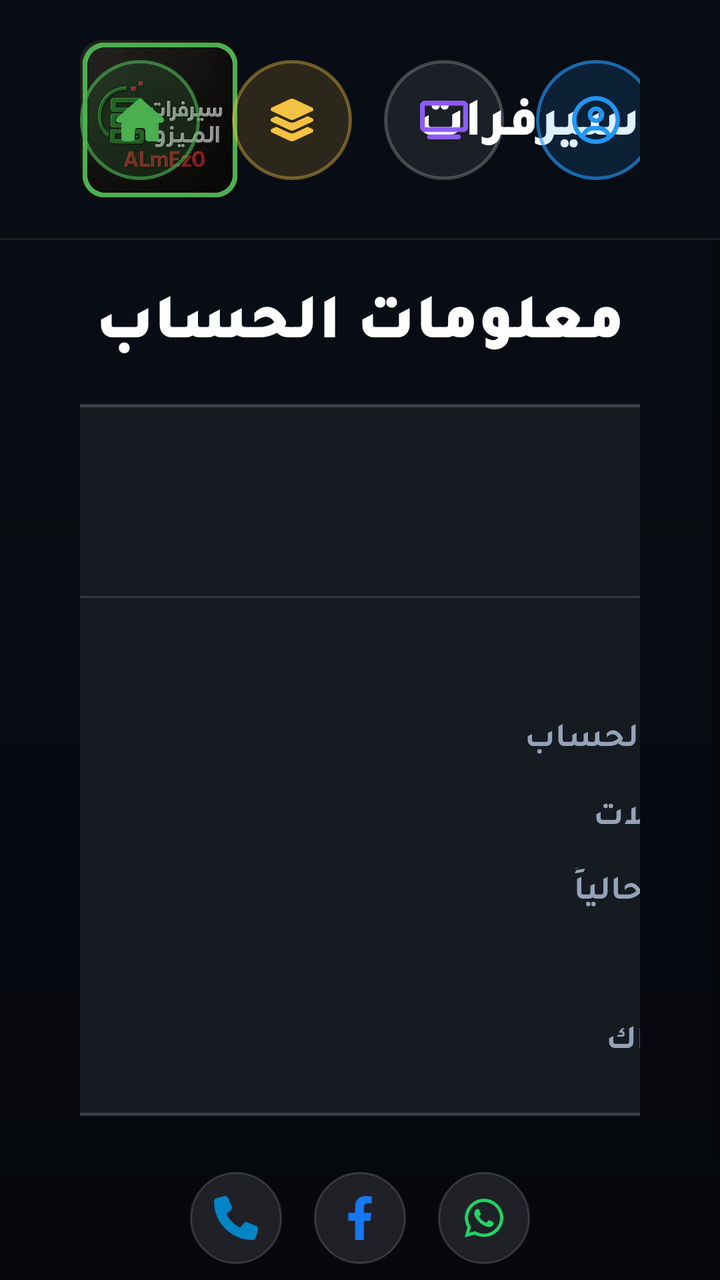
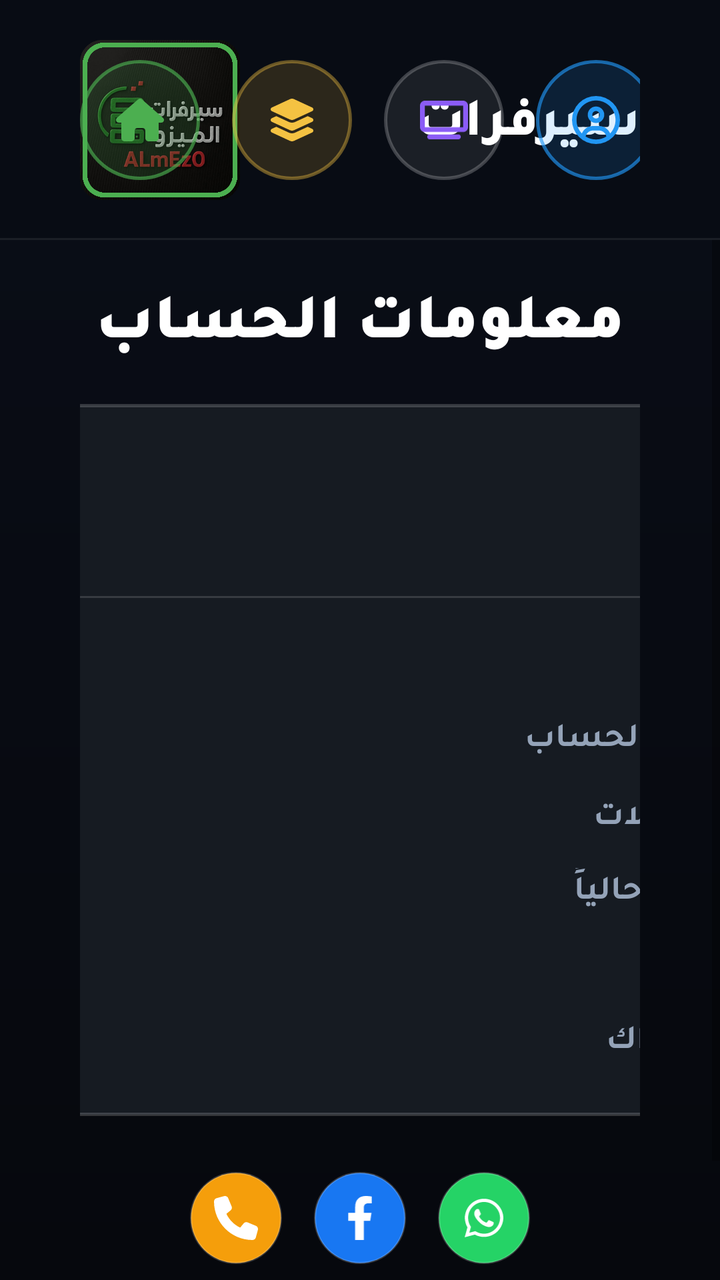

An Android layout rendered at two revisions. The XML below is the earlier revision; the diff shows what the commit changed to produce the second picture.
<!-- AndroidManifest.xml: application theme AppTheme -->
<!-- res/layout/nat_activity_profile.xml -->
<?xml version="1.0" encoding="utf-8"?>
<LinearLayout xmlns:android="http://schemas.android.com/apk/res/android"
    xmlns:app="http://schemas.android.com/apk/res-auto"
    android:layout_width="match_parent"
    android:layout_height="match_parent"
    android:background="@drawable/nat_bg_app"
    android:layoutDirection="rtl"
    android:orientation="vertical">

    <include layout="@layout/nat_navbar" />

    <ScrollView
        android:layout_width="match_parent"
        android:layout_height="0dp"
        android:layout_weight="1"
        android:fillViewport="true">

        <LinearLayout
            android:layout_width="match_parent"
            android:layout_height="wrap_content"
            android:gravity="center_horizontal"
            android:orientation="vertical"
            android:paddingStart="40dp"
            android:paddingTop="20dp"
            android:paddingEnd="40dp"
            android:paddingBottom="24dp">

            <TextView
                style="@style/NatText.Black"
                android:layout_width="wrap_content"
                android:layout_height="wrap_content"
                android:layout_marginBottom="22dp"
                android:text="معلومات الحساب"
                android:textSize="32sp" />

            
            <LinearLayout
                android:layout_width="660dp"
                android:layout_height="wrap_content"
                android:background="@drawable/nat_bg_dialog_card"
                android:orientation="vertical"
                android:paddingStart="36dp"
                android:paddingTop="28dp"
                android:paddingEnd="36dp"
                android:paddingBottom="28dp">

                
                <LinearLayout
                    android:layout_width="match_parent"
                    android:layout_height="wrap_content"
                    android:gravity="center_vertical"
                    android:orientation="horizontal">

                    <ImageView
                        android:layout_width="48dp"
                        android:layout_height="48dp"
                        android:layout_marginEnd="14dp"
                        android:scaleType="fitCenter"
                        android:src="@drawable/almezo_logo" />

                    <TextView
                        android:id="@+id/prof_username"
                        style="@style/NatText.ExtraBold"
                        android:layout_width="0dp"
                        android:layout_height="wrap_content"
                        android:layout_weight="1"
                        android:text="--"
                        android:textSize="24sp" />

                    <TextView
                        android:id="@+id/prof_status"
                        style="@style/NatText.ExtraBold"
                        android:layout_width="wrap_content"
                        android:layout_height="wrap_content"
                        android:background="@drawable/bg_pill_button"
                        android:paddingStart="14dp"
                        android:paddingTop="5dp"
                        android:paddingEnd="14dp"
                        android:paddingBottom="5dp"
                        android:text="متصل"
                        android:textColor="#FF22C55E"
                        android:textSize="14sp" />
                </LinearLayout>

                <View
                    android:layout_width="match_parent"
                    android:layout_height="1dp"
                    android:layout_marginTop="20dp"
                    android:layout_marginBottom="20dp"
                    android:background="#24FFFFFF" />

                
                <LinearLayout
                    android:layout_width="match_parent"
                    android:layout_height="wrap_content"
                    android:layout_marginBottom="16dp"
                    android:gravity="center_vertical"
                    android:orientation="horizontal">

                    <TextView
                        style="@style/NatText"
                        android:layout_width="0dp"
                        android:layout_height="wrap_content"
                        android:layout_weight="1"
                        android:text="السيرفر"
                        android:textColor="@color/nat_muted"
                        android:textSize="17sp" />

                    <TextView
                        android:id="@+id/prof_server"
                        style="@style/NatText.ExtraBold"
                        android:layout_width="wrap_content"
                        android:layout_height="wrap_content"
                        android:text="--"
                        android:textColor="@color/nat_gold"
                        android:textSize="17sp" />
                </LinearLayout>

                
                <LinearLayout
                    android:layout_width="match_parent"
                    android:layout_height="wrap_content"
                    android:layout_marginBottom="16dp"
                    android:gravity="center_vertical"
                    android:orientation="horizontal">

                    <TextView
                        style="@style/NatText"
                        android:layout_width="0dp"
                        android:layout_height="wrap_content"
                        android:layout_weight="1"
                        android:text="حالة الحساب"
                        android:textColor="@color/nat_muted"
                        android:textSize="17sp" />

                    <TextView
                        android:id="@+id/prof_type"
                        style="@style/NatText.ExtraBold"
                        android:layout_width="wrap_content"
                        android:layout_height="wrap_content"
                        android:text="حساب نشط ✓"
                        android:textColor="#FF22C55E"
                        android:textSize="17sp" />
                </LinearLayout>

                
                <LinearLayout
                    android:layout_width="match_parent"
                    android:layout_height="wrap_content"
                    android:layout_marginBottom="16dp"
                    android:gravity="center_vertical"
                    android:orientation="horizontal">

                    <TextView
                        style="@style/NatText"
                        android:layout_width="0dp"
                        android:layout_height="wrap_content"
                        android:layout_weight="1"
                        android:text="الحد الأقصى للاتصالات"
                        android:textColor="@color/nat_muted"
                        android:textSize="17sp" />

                    <TextView
                        android:id="@+id/prof_max_conn"
                        style="@style/NatText.ExtraBold"
                        android:layout_width="wrap_content"
                        android:layout_height="wrap_content"
                        android:text="1"
                        android:textSize="17sp" />
                </LinearLayout>

                
                <LinearLayout
                    android:layout_width="match_parent"
                    android:layout_height="wrap_content"
                    android:layout_marginBottom="16dp"
                    android:gravity="center_vertical"
                    android:orientation="horizontal">

                    <TextView
                        style="@style/NatText"
                        android:layout_width="0dp"
                        android:layout_height="wrap_content"
                        android:layout_weight="1"
                        android:text="الاتصالات النشطة حالياً"
                        android:textColor="@color/nat_muted"
                        android:textSize="17sp" />

                    <TextView
                        android:id="@+id/prof_active_conn"
                        style="@style/NatText.ExtraBold"
                        android:layout_width="wrap_content"
                        android:layout_height="wrap_content"
                        android:text="0"
                        android:textColor="@color/nat_gold"
                        android:textSize="17sp" />
                </LinearLayout>

                
                <LinearLayout
                    android:layout_width="match_parent"
                    android:layout_height="wrap_content"
                    android:layout_marginBottom="16dp"
                    android:gravity="center_vertical"
                    android:orientation="horizontal">

                    <TextView
                        style="@style/NatText"
                        android:layout_width="0dp"
                        android:layout_height="wrap_content"
                        android:layout_weight="1"
                        android:text="تاريخ بدء الاشتراك"
                        android:textColor="@color/nat_muted"
                        android:textSize="17sp" />

                    <TextView
                        android:id="@+id/prof_created_at"
                        style="@style/NatText.ExtraBold"
                        android:layout_width="wrap_content"
                        android:layout_height="wrap_content"
                        android:text="--"
                        android:textSize="17sp" />
                </LinearLayout>

                
                <LinearLayout
                    android:layout_width="match_parent"
                    android:layout_height="wrap_content"
                    android:gravity="center_vertical"
                    android:orientation="horizontal">

                    <TextView
                        style="@style/NatText"
                        android:layout_width="0dp"
                        android:layout_height="wrap_content"
                        android:layout_weight="1"
                        android:text="تاريخ انتهاء الاشتراك"
                        android:textColor="@color/nat_muted"
                        android:textSize="17sp" />

                    <TextView
                        android:id="@+id/prof_exp_at"
                        style="@style/NatText.ExtraBold"
                        android:layout_width="wrap_content"
                        android:layout_height="wrap_content"
                        android:text="--"
                        android:textColor="@color/nat_gold"
                        android:textSize="17sp" />
                </LinearLayout>
            </LinearLayout>

            
            <LinearLayout
                android:layout_width="wrap_content"
                android:layout_height="wrap_content"
                android:layout_marginTop="28dp"
                android:gravity="center_vertical"
                android:orientation="horizontal">

                <ImageButton
                    android:id="@+id/prof_social_call"
                    android:layout_width="46dp"
                    android:layout_height="46dp"
                    android:layout_marginEnd="16dp"
                    android:background="@drawable/nat_btn_social"
                    android:contentDescription="اتصال"
                    android:focusable="true"
                    android:padding="12dp"
                    android:scaleType="fitCenter"
                    android:src="@drawable/fa_phone"
                    app:tint="#FF0284C7" />

                <ImageButton
                    android:id="@+id/prof_social_fb"
                    android:layout_width="46dp"
                    android:layout_height="46dp"
                    android:layout_marginEnd="16dp"
                    android:background="@drawable/nat_btn_social"
                    android:contentDescription="فيسبوك"
                    android:focusable="true"
                    android:padding="12dp"
                    android:scaleType="fitCenter"
                    android:src="@drawable/fa_b_facebook_f"
                    app:tint="#FF1877F2" />

                <ImageButton
                    android:id="@+id/prof_social_wa"
                    android:layout_width="46dp"
                    android:layout_height="46dp"
                    android:background="@drawable/nat_btn_social"
                    android:contentDescription="واتساب"
                    android:focusable="true"
                    android:padding="12dp"
                    android:scaleType="fitCenter"
                    android:src="@drawable/fa_b_whatsapp"
                    app:tint="#FF25D366" />
            </LinearLayout>

            <TextView
                style="@style/NatText"
                android:layout_width="wrap_content"
                android:layout_height="wrap_content"
                android:layout_marginTop="14dp"
                android:text="ALmEz0 - سيرفرات الميزو - جميع الحقوق محفوظة © 2026"
                android:textColor="@color/nat_soft"
                android:textSize="15sp" />
        </LinearLayout>
    </ScrollView>
</LinearLayout>
<!-- res/layout/nat_navbar.xml (included above) -->
<?xml version="1.0" encoding="utf-8"?>
<FrameLayout xmlns:android="http://schemas.android.com/apk/res/android"
    xmlns:app="http://schemas.android.com/apk/res-auto"
    android:id="@+id/nat_navbar"
    android:layout_width="match_parent"
    android:layout_height="120dp"
    android:background="@drawable/nat_bg_navbar"
    android:layoutDirection="rtl"
    android:paddingStart="40dp"
    android:paddingEnd="40dp">

    
    <LinearLayout
        android:id="@+id/nav_brand"
        android:layout_width="wrap_content"
        android:layout_height="match_parent"
        android:layout_gravity="start"
        android:gravity="center_vertical"
        android:orientation="horizontal">

        
        <ImageView
            android:layout_width="80dp"
            android:layout_height="80dp"
            android:contentDescription="ALmEz0"
            android:scaleType="fitCenter"
            android:src="@drawable/almezo_logo" />

        <TextView
            style="@style/NatText.ExtraBold"
            android:layout_width="wrap_content"
            android:layout_height="wrap_content"
            android:layout_marginStart="16dp"
            android:maxLines="1"
            android:text="سيرفرات الميزو - ALmEz0"
            android:textSize="27sp" />
    </LinearLayout>

    
    <LinearLayout
        android:layout_width="wrap_content"
        android:layout_height="wrap_content"
        android:layout_gravity="center"
        android:gravity="center"
        android:orientation="vertical">

        <TextView
            android:id="@+id/nav_clock"
            style="@style/NatText.Black"
            android:layout_width="wrap_content"
            android:layout_height="wrap_content"
            android:textSize="34sp" />

        <TextView
            android:id="@+id/nav_date"
            style="@style/NatText"
            android:layout_width="wrap_content"
            android:layout_height="wrap_content"
            android:layout_marginTop="4dp"
            android:textColor="@color/nat_soft"
            android:textSize="17sp" />
    </LinearLayout>

    
    <LinearLayout
        android:id="@+id/nav_actions"
        android:layout_width="wrap_content"
        android:layout_height="match_parent"
        android:layout_gravity="end"
        android:gravity="center_vertical"
        android:orientation="horizontal">

        <ImageButton
            android:id="@+id/nav_btn_home"
            style="@style/NatNavButton"
            android:layout_marginStart="0dp"
            android:background="@drawable/nat_nav_btn_home"
            android:contentDescription="الرجوع للرئيسية"
            android:src="@drawable/fa_house"
            app:tint="@color/nat_nav_home" />

        <ImageButton
            android:id="@+id/nav_btn_accounts"
            style="@style/NatNavButton"
            android:background="@drawable/nat_nav_btn_accounts"
            android:contentDescription="قوائم التشغيل وتبديل السيرفر"
            android:src="@drawable/fa_layer_group"
            app:tint="@color/nat_nav_accounts" />

        <ImageButton
            android:id="@+id/nav_btn_device"
            style="@style/NatNavButton"
            android:background="@drawable/nat_nav_btn_device"
            android:contentDescription="نمط الجهاز ونظام التحكم"
            android:src="@drawable/fa_tv"
            app:tint="#FF8B5CF6" />

        <ImageButton
            android:id="@+id/nav_btn_profile"
            style="@style/NatNavButton"
            android:background="@drawable/nat_nav_btn_profile"
            android:contentDescription="الملف الشخصي"
            android:src="@drawable/fa_r_circle_user"
            app:tint="@color/nat_nav_profile" />

        <ImageButton
            android:id="@+id/nav_btn_logout"
            style="@style/NatNavButton"
            android:background="@drawable/nat_nav_btn_logout"
            android:contentDescription="تسجيل الخروج"
            android:src="@drawable/fa_right_from_bracket"
            app:tint="@color/nat_nav_logout" />

        
        <ImageButton
            android:id="@+id/nav_btn_back"
            android:layout_width="60dp"
            android:layout_height="60dp"
            android:background="@drawable/nat_nav_btn_home"
            android:contentDescription="رجوع"
            android:focusable="true"
            android:padding="17dp"
            android:scaleType="fitCenter"
            android:src="@drawable/fa_arrow_left"
            android:visibility="gone"
            app:tint="@color/nat_nav_home" />
    </LinearLayout>
</FrameLayout>
<!-- resources referenced by this layout -->
<resources>
  <color name="nat_gold">#FFF59E0B</color>
  <color name="nat_muted">#FF94A3B8</color>
  <color name="nat_nav_accounts">#FFF4C242</color>
  <color name="nat_nav_home">#FF4CAF50</color>
  <color name="nat_nav_logout">#FFE53935</color>
  <color name="nat_nav_profile">#FF2196F3</color>
  <color name="nat_soft">#FFCBD5E1</color>
  <!-- drawable fa_b_facebook_f (drawable) -->
  <?xml version="1.0" encoding="utf-8"?>
  <vector xmlns:android="http://schemas.android.com/apk/res/android"
      android:width="15.00dp"
      android:height="24dp"
      android:viewportWidth="320"
      android:viewportHeight="512"
      android:autoMirrored="false">
      <path android:fillColor="#FFFFFFFF" android:pathData="M279.14 288l14.22-92.66h-88.91v-60.13c0-25.35 12.42-50.06 52.24-50.06h40.42V6.26S260.43 0 225.36 0c-73.22 0-121.08 44.38-121.08 124.72v70.62H22.89V288h81.39v224h100.17V288z"/>
  </vector>
  <!-- drawable fa_tv (drawable) -->
  <?xml version="1.0" encoding="utf-8"?>
  <vector xmlns:android="http://schemas.android.com/apk/res/android"
      android:width="30.00dp"
      android:height="24dp"
      android:viewportWidth="640"
      android:viewportHeight="512"
      android:autoMirrored="false">
      <path android:fillColor="#FFFFFFFF" android:pathData="M64 64V352H576V64H64zM0 64C0 28.7 28.7 0 64 0H576c35.3 0 64 28.7 64 64V352c0 35.3-28.7 64-64 64H64c-35.3 0-64-28.7-64-64V64zM128 448H512c17.7 0 32 14.3 32 32s-14.3 32-32 32H128c-17.7 0-32-14.3-32-32s14.3-32 32-32z"/>
  </vector>
  <!-- drawable nat_bg_app (drawable) -->
  <?xml version="1.0" encoding="utf-8"?>
  <shape xmlns:android="http://schemas.android.com/apk/res/android"><gradient android:angle="270" android:startColor="#FF0A0E18" android:endColor="#FF06080D"/></shape>
  <!-- drawable nat_bg_dialog_card (drawable) -->
  <?xml version="1.0" encoding="utf-8"?>
  <shape xmlns:android="http://schemas.android.com/apk/res/android"
      android:shape="rectangle">
      <solid android:color="#FF161B22" />
      <corners android:radius="24dp" />
      <stroke android:width="1.5dp" android:color="#2EFFFFFF" />
  </shape>
  <!-- drawable nat_bg_navbar (drawable) -->
  <?xml version="1.0" encoding="utf-8"?>
  <layer-list xmlns:android="http://schemas.android.com/apk/res/android"><item><shape><solid android:color="#FF080C14"/></shape></item><item android:gravity="bottom" android:height="1dp"><shape><solid android:color="#14FFFFFF"/></shape></item></layer-list>
  <style name="NatNavButton">
          <item name="android:layout_width">60dp</item>
          <item name="android:layout_height">60dp</item>
          <item name="android:layout_marginStart">16dp</item>
          <item name="android:padding">18dp</item>
          <item name="android:scaleType">fitCenter</item>
          <item name="android:focusable">true</item>
          <item name="android:clickable">true</item>
      </style>
  <style name="NatText">
          <item name="android:textColor">@color/nat_white</item>
          <item name="android:fontFamily">@font/tajawal_bold</item>
          <item name="fontFamily">@font/tajawal_bold</item>
          <item name="android:includeFontPadding">false</item>
      </style>
  <style name="NatText.Black">
          <item name="android:fontFamily">@font/tajawal_black</item>
          <item name="fontFamily">@font/tajawal_black</item>
      </style>
  <style name="NatText.ExtraBold">
          <item name="android:fontFamily">@font/tajawal_extrabold</item>
          <item name="fontFamily">@font/tajawal_extrabold</item>
      </style>
  <style name="AppTheme" parent="Theme.AppCompat.Light.DarkActionBar">
          
          <item name="colorPrimary">@color/colorPrimary</item>
          <item name="colorPrimaryDark">@color/colorPrimaryDark</item>
          <item name="colorAccent">@color/colorAccent</item>
      </style>
  <color name="nat_white">#FFFFFFFF</color>
  <color name="colorPrimary">#2e7d32</color>
  <color name="colorPrimaryDark">#0a0d12</color>
  <color name="colorAccent">#4caf50</color>
</resources>

<!-- the commit's change to res/layout/nat_activity_profile.xml (unified diff, before → after) -->
@@ -262,38 +262,38 @@
                     android:layout_width="46dp"
                     android:layout_height="46dp"
                     android:layout_marginEnd="16dp"
-                    android:background="@drawable/nat_btn_social"
+                    android:background="@drawable/nat_btn_social_call"
                     android:contentDescription="اتصال"
                     android:focusable="true"
                     android:padding="12dp"
                     android:scaleType="fitCenter"
                     android:src="@drawable/fa_phone"
-                    app:tint="#FF0284C7" />
+                    app:tint="#FFFFFFFF" />
 
                 <ImageButton
                     android:id="@+id/prof_social_fb"
                     android:layout_width="46dp"
                     android:layout_height="46dp"
                     android:layout_marginEnd="16dp"
-                    android:background="@drawable/nat_btn_social"
+                    android:background="@drawable/nat_btn_social_fb"
                     android:contentDescription="فيسبوك"
                     android:focusable="true"
                     android:padding="12dp"
                     android:scaleType="fitCenter"
                     android:src="@drawable/fa_b_facebook_f"
-                    app:tint="#FF1877F2" />
+                    app:tint="#FFFFFFFF" />
 
                 <ImageButton
                     android:id="@+id/prof_social_wa"
                     android:layout_width="46dp"
                     android:layout_height="46dp"
-                    android:background="@drawable/nat_btn_social"
+                    android:background="@drawable/nat_btn_social_wa"
                     android:contentDescription="واتساب"
                     android:focusable="true"
                     android:padding="12dp"
                     android:scaleType="fitCenter"
                     android:src="@drawable/fa_b_whatsapp"
-                    app:tint="#FF25D366" />
+                    app:tint="#FFFFFFFF" />
             </LinearLayout>
 
             <TextView
